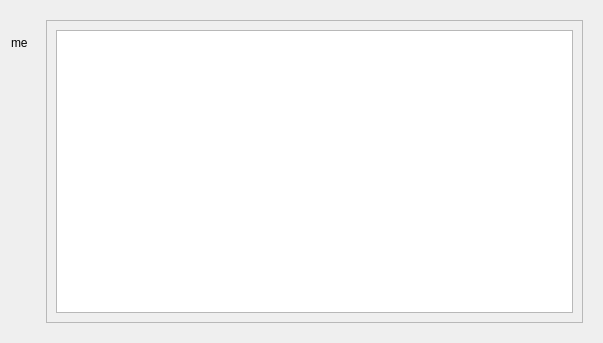
Above: src/widgets/qrichtext/chat_segment_widget.ui from avplayer/avim before the change. Below: the same form after it.
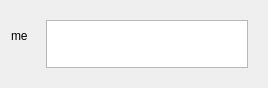
That is the form after the change. Custom widgets are drawn as their Qt base class.

Patch:
```diff
--- a/src/widgets/qrichtext/chat_segment_widget.ui
+++ b/src/widgets/qrichtext/chat_segment_widget.ui
@@ -6,8 +6,8 @@
    <rect>
     <x>0</x>
     <y>0</y>
-    <width>603</width>
-    <height>343</height>
+    <width>268</width>
+    <height>88</height>
    </rect>
   </property>
   <property name="windowTitle">
@@ -61,9 +61,9 @@
     </layout>
    </item>
    <item>
-    <widget class="QWidget" name="widget" native="true">
+    <widget class="QBubbleFrame" name="frame_for_richedit">
      <property name="sizePolicy">
-      <sizepolicy hsizetype="Expanding" vsizetype="Expanding">
+      <sizepolicy hsizetype="Preferred" vsizetype="Expanding">
        <horstretch>0</horstretch>
        <verstretch>0</verstretch>
       </sizepolicy>
@@ -71,38 +71,36 @@
      <property name="minimumSize">
       <size>
        <width>30</width>
-       <height>0</height>
+       <height>1</height>
       </size>
      </property>
      <layout class="QHBoxLayout" name="horizontalLayout_2">
       <item>
-       <widget class="QBubbleFrame" name="frame_for_richedit">
+       <widget class="QRichEdit" name="content">
         <property name="sizePolicy">
-         <sizepolicy hsizetype="Preferred" vsizetype="Preferred">
+         <sizepolicy hsizetype="Preferred" vsizetype="Expanding">
           <horstretch>0</horstretch>
           <verstretch>0</verstretch>
          </sizepolicy>
         </property>
-        <property name="frameShape">
-         <enum>QFrame::StyledPanel</enum>
-        </property>
-        <property name="frameShadow">
-         <enum>QFrame::Raised</enum>
-        </property>
-        <layout class="QHBoxLayout" name="horizontalLayout_3">
-         <item>
-          <widget class="QRichEdit" name="content">
-           <property name="readOnly">
-            <bool>true</bool>
-           </property>
-          </widget>
-         </item>
-        </layout>
        </widget>
       </item>
      </layout>
     </widget>
    </item>
+   <item>
+    <spacer name="horizontalSpacer">
+     <property name="orientation">
+      <enum>Qt::Horizontal</enum>
+     </property>
+     <property name="sizeHint" stdset="0">
+      <size>
+       <width>40</width>
+       <height>1</height>
+      </size>
+     </property>
+    </spacer>
+   </item>
   </layout>
  </widget>
  <customwidgets>
```
